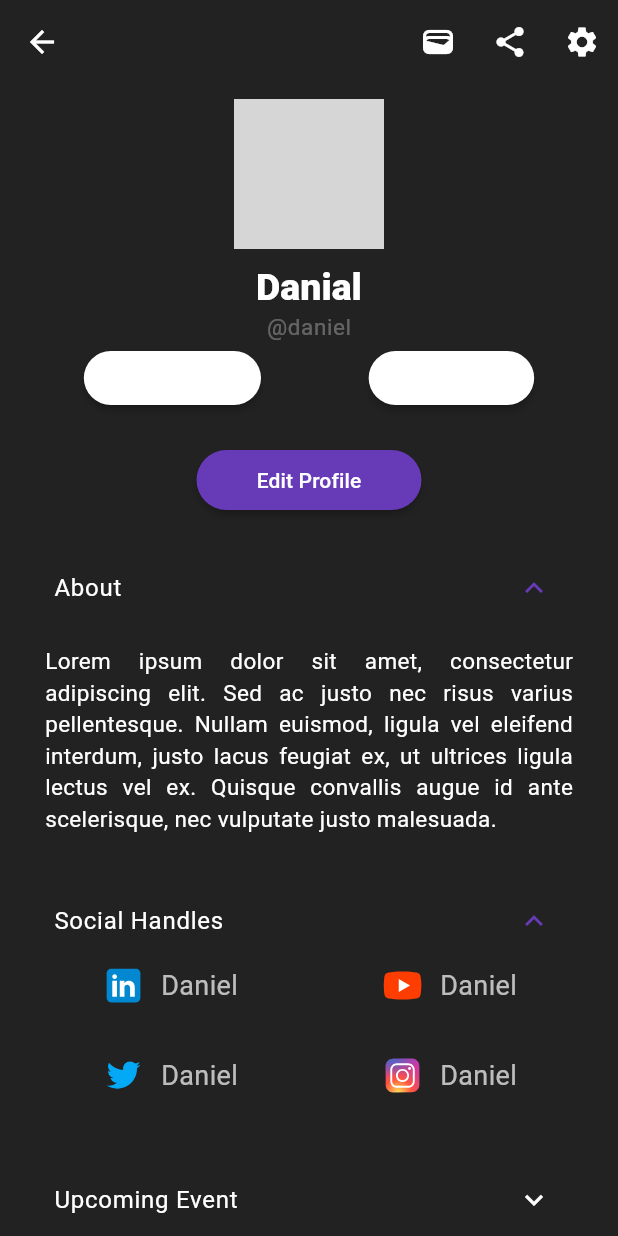
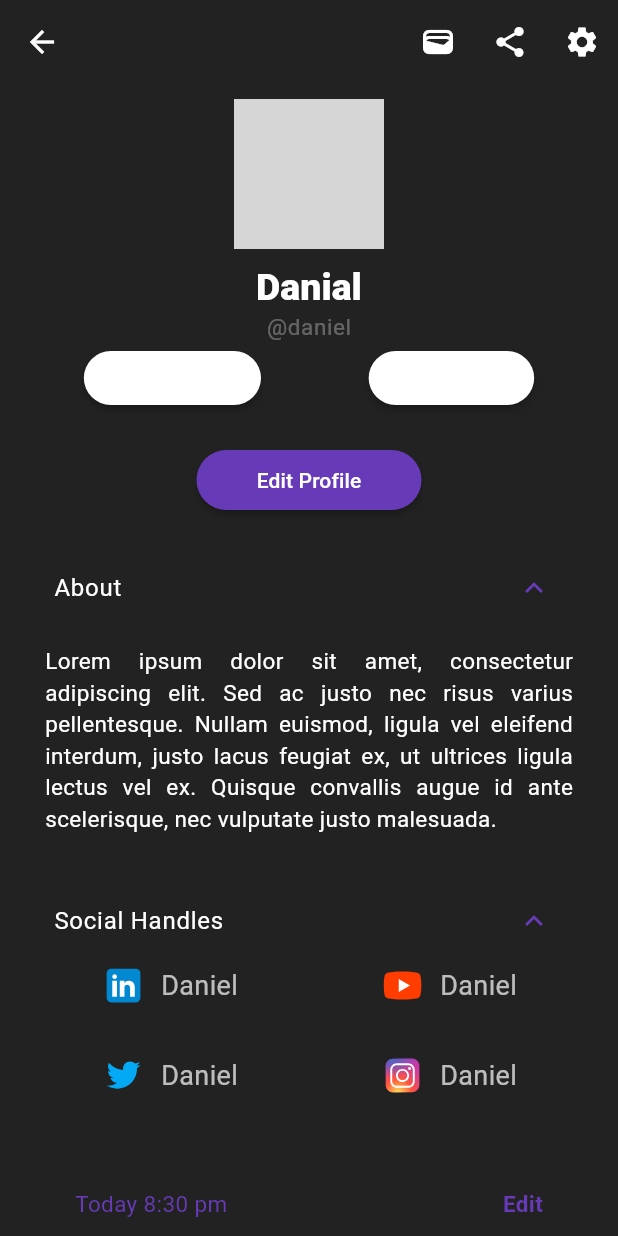
Before and after one commit to TalhaIL/CLUB_92, a Flutter app: the ProfileScreen screen opened directly with sample values from the repository, after a tap on "About", after a tap on "Social Handles", on a phone screen of 412 x 824 dp. Run offline on Flutter 3.47's test engine with Material 3 defaults, Android fonts, the light colour scheme and no system bars; our stand-ins replace cached_network_image, circular_countdown_timer, country_code_picker, flutter_svg, get, lottie and 1 more; accounts and stored records are empty; network calls fail; grey boxes are pictures that could not be loaded.

Commit message:
Update profile_screen.dart

```diff
--- a/lib/screens/profile_screen.dart
+++ b/lib/screens/profile_screen.dart
@@ -258,20 +258,15 @@ class ProfileScreen extends StatelessWidget {
               const SizedBox(
                 height: 20,
               ),
-              ExpansionTile(
-                backgroundColor: Theme.of(context).colorScheme.surface,
-                collapsedBackgroundColor: Theme.of(context).colorScheme.surface,
-                collapsedShape: RoundedRectangleBorder(
-                  borderRadius: BorderRadius.circular(10),
-                ),
-                shape: RoundedRectangleBorder(
-                  borderRadius: BorderRadius.circular(10),
-                ),
-                title: const Text('Upcoming Event'),
-                children: [
               Padding(
                 padding: const EdgeInsets.symmetric(
                   horizontal: 10,
+                ),
+                child: Container(
+                  width: double.infinity,
+                  decoration: BoxDecoration(
+                    color: Theme.of(context).colorScheme.surface,
+                    borderRadius: BorderRadius.circular(10),
                   ),
                   child: Padding(
                     padding: const EdgeInsets.symmetric(
@@ -296,8 +291,7 @@ class ProfileScreen extends StatelessWidget {
                                 'Edit',
                                 style: TextStyle(
                                   fontSize: 15,
-                                    color:
-                                        Theme.of(context).colorScheme.primary,
+                                  color: Theme.of(context).colorScheme.primary,
                                   fontWeight: FontWeight.bold,
                                 ),
                               ),
@@ -331,11 +325,8 @@ class ProfileScreen extends StatelessWidget {
                     ),
                   ),
                 ),
-                  const SizedBox(
-                    height: 10,
               ),
-                ],
-              ),
+
               const SizedBox(
                 height: 20,
               ),
```
Lines whose indentation alone changed are shown as unchanged.
